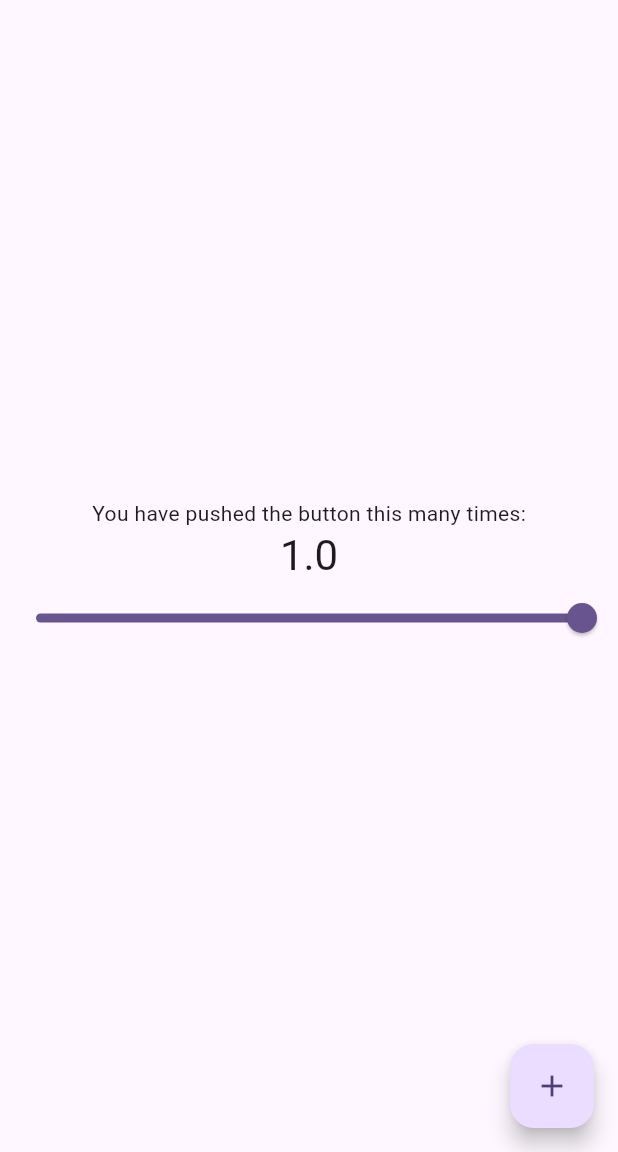
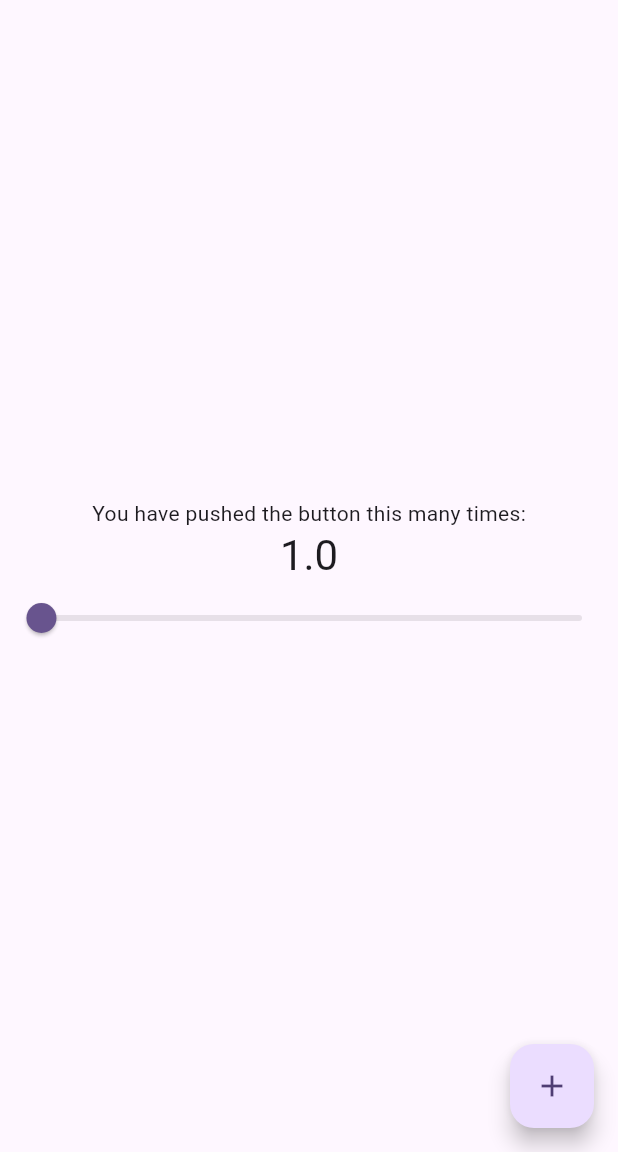
Before and after one commit to morr0841/flutter_labs_2026, a Flutter app: the screen it shows after launch, after a tap on the "add" icon, on a phone screen of 412 x 824 dp, the part 84-1236 px from its top. Run offline on Flutter 3.47's test engine with Material 3 defaults, Android fonts, the phone set to English and light mode, and no system bars.

Commit message:
Unsure if initial commit or not. Branching for Lab2

```diff
--- a/lib/main.dart
+++ b/lib/main.dart
@@ -33,11 +33,14 @@ class _MyHomePageState extends State<MyHomePage> {
   double _counter = 0;
   void setNewValue(double value)
   {
-    _counter = value;
+    setState(() {
+      _counter = value;
+    });
   }
   void _incrementCounter() {
     setState(() {
-      _counter++;
+      if(_counter < 99.0)
+        _counter++;
     });
   }
 
@@ -58,7 +61,7 @@ class _MyHomePageState extends State<MyHomePage> {
               '$_counter',
               style: Theme.of(context).textTheme.headlineMedium,
             ),
-            Slider(value: _counter, onChanged: setNewValue,)
+            Slider(value:_counter, max:100.0, onChanged: setNewValue, min:0.0 )
           ],
         ),
       ),
```
